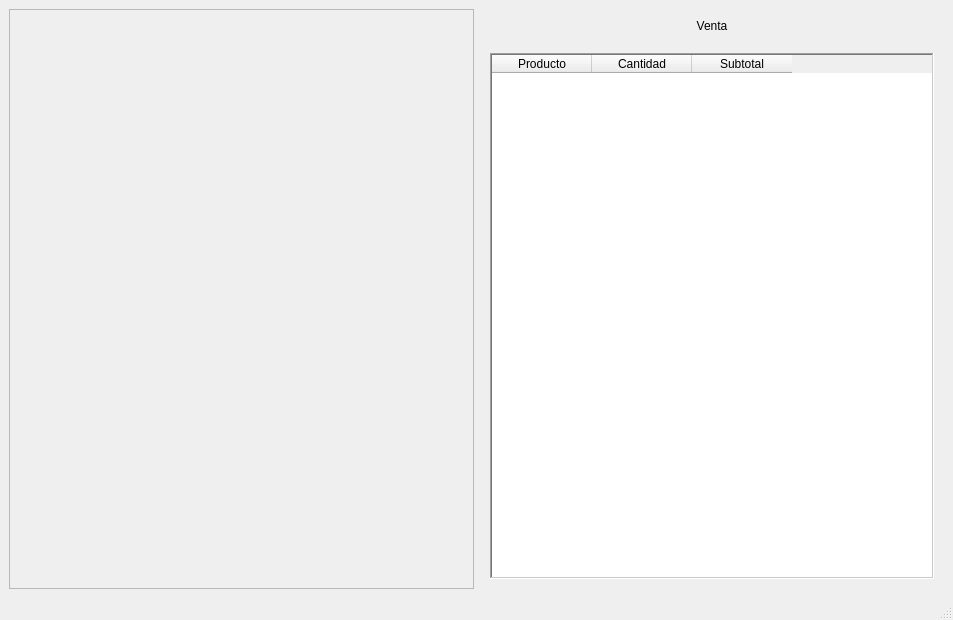
Ventthos/PollosExpress, file RawInterfaces/Venta.ui: the form before one commit.
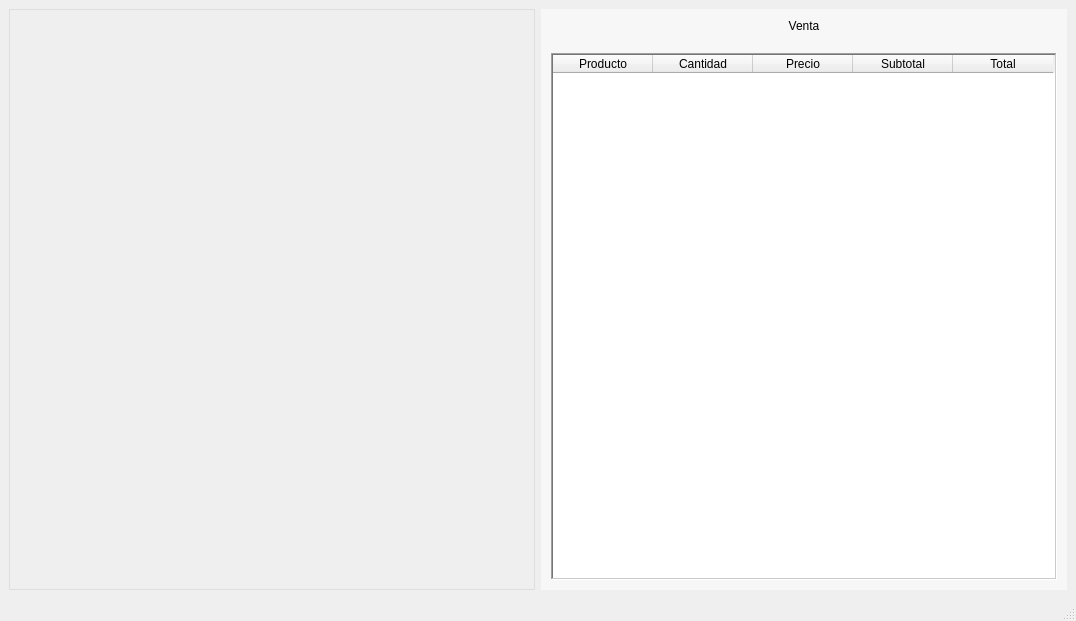
The form after the commit.

```diff
--- a/RawInterfaces/Venta.ui
+++ b/RawInterfaces/Venta.ui
@@ -6,8 +6,8 @@
    <rect>
     <x>0</x>
     <y>0</y>
-    <width>953</width>
-    <height>620</height>
+    <width>1076</width>
+    <height>621</height>
    </rect>
   </property>
   <property name="windowTitle">
@@ -23,6 +23,11 @@
    <layout class="QHBoxLayout" name="horizontalLayout_2">
     <item>
      <widget class="QScrollArea" name="scrollAreaProducto">
+      <property name="styleSheet">
+       <string notr="true">#scrollAreaProducto {
+background-color: rgba(255,255,255,0.5);
+}</string>
+      </property>
       <property name="widgetResizable">
        <bool>true</bool>
       </property>
@@ -31,14 +36,20 @@
         <rect>
          <x>0</x>
          <y>0</y>
-         <width>463</width>
-         <height>549</height>
+         <width>524</width>
+         <height>550</height>
         </rect>
        </property>
       </widget>
      </widget>
     </item>
     <item>
+     <widget class="QWidget" name="WidgetVentaTabla" native="true">
+      <property name="styleSheet">
+       <string notr="true">#WidgetVentaTabla {
+background-color: rgba(255,255,255,0.5)
+}</string>
+      </property>
      <layout class="QVBoxLayout" name="LayoutVenta" stretch="0,0">
       <property name="spacing">
        <number>20</number>
@@ -95,14 +106,25 @@
           <string>Cantidad</string>
          </property>
         </column>
+         <column>
+          <property name="text">
+           <string>Precio</string>
+          </property>
+         </column>
         <column>
          <property name="text">
           <string>Subtotal</string>
          </property>
         </column>
+         <column>
+          <property name="text">
+           <string>Total</string>
+          </property>
+         </column>
        </widget>
       </item>
      </layout>
+     </widget>
     </item>
    </layout>
   </widget>
```
Left out of the diff: 6 changed lines with no effect on the pictures. Lines whose indentation alone changed are shown as unchanged.
